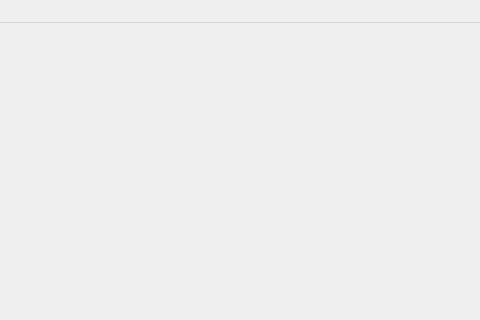
Old version of the form ImageWithUI/mainwindow.ui in the repository Obj4ct/ImageWithUI; both pictures show x 384 to 864 and y 0 to 320 of the 864 by 661 pixel window.
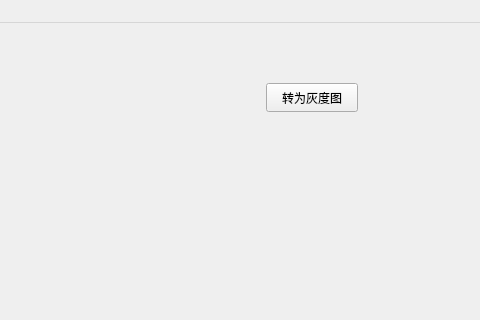
New version of the form.

Commit message: 添加了灰度图和原图互转的功能

Patch:
```diff
--- a/ImageWithUI/mainwindow.ui
+++ b/ImageWithUI/mainwindow.ui
@@ -27,6 +27,29 @@
      <string/>
     </property>
    </widget>
+   <widget class="QWidget" name="widget" native="true">
+    <property name="geometry">
+     <rect>
+      <x>610</x>
+      <y>30</y>
+      <width>201</width>
+      <height>491</height>
+     </rect>
+    </property>
+    <widget class="QPushButton" name="btn_gray">
+     <property name="geometry">
+      <rect>
+       <x>40</x>
+       <y>30</y>
+       <width>92</width>
+       <height>29</height>
+      </rect>
+     </property>
+     <property name="text">
+      <string>转为灰度图</string>
+     </property>
+    </widget>
+   </widget>
   </widget>
   <widget class="QMenuBar" name="menubar">
    <property name="geometry">
```
The commit also changes 4 other files.
